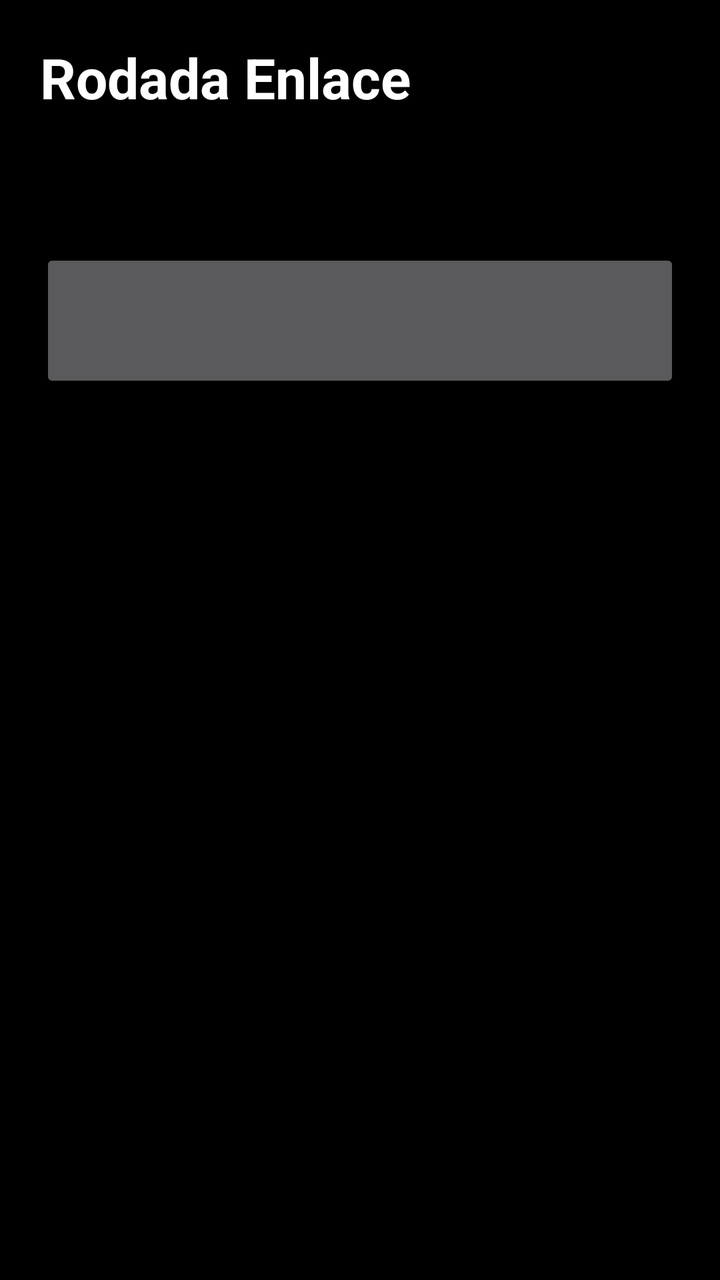
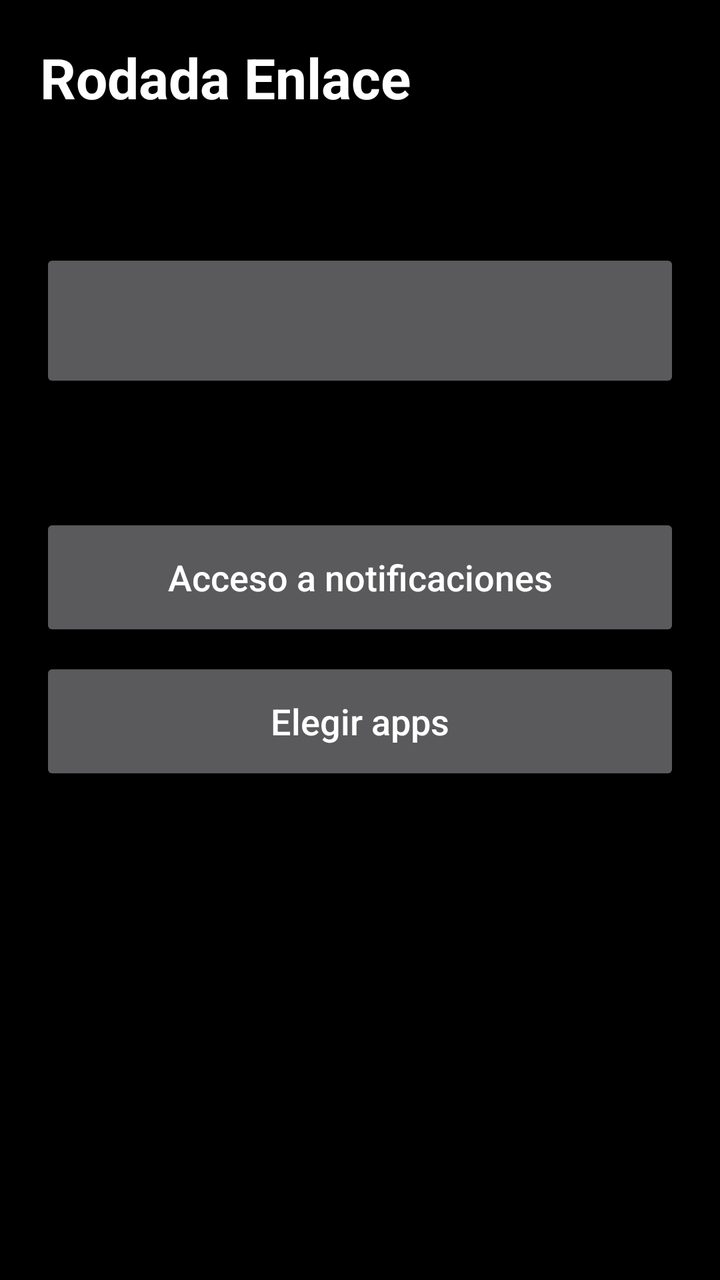

Compare the two renders of this Android layout. The source of the first and the diff that turns it into the second are given below.
<!-- AndroidManifest.xml: application theme android:Theme.Material.NoActionBar -->
<!-- res/layout/activity_main.xml -->
<?xml version="1.0" encoding="utf-8"?>
<LinearLayout xmlns:android="http://schemas.android.com/apk/res/android"
    android:layout_width="match_parent"
    android:layout_height="match_parent"
    android:background="#000000"
    android:fitsSystemWindows="true"
    android:orientation="vertical"
    android:padding="20dp">

    <TextView
        android:layout_width="match_parent"
        android:layout_height="wrap_content"
        android:text="@string/app_name"
        android:textColor="#FFFFFF"
        android:textSize="28sp"
        android:textStyle="bold" />

    <TextView
        android:id="@+id/state"
        android:layout_width="match_parent"
        android:layout_height="wrap_content"
        android:layout_marginTop="16dp"
        android:textColor="#FFFFFF"
        android:textSize="20sp" />

    <Button
        android:id="@+id/toggle"
        android:layout_width="match_parent"
        android:layout_height="72dp"
        android:layout_marginTop="24dp"
        android:textAllCaps="false"
        android:textSize="20sp" />
</LinearLayout>
<!-- resources referenced by this layout -->
<resources>
  <string name="app_name">Rodada Enlace</string>
</resources>

<!-- the commit's change to res/layout/activity_main.xml (unified diff, before → after) -->
@@ -30,4 +30,30 @@
         android:layout_marginTop="24dp"
         android:textAllCaps="false"
         android:textSize="20sp" />
+
+    <TextView
+        android:id="@+id/listener_state"
+        android:layout_width="match_parent"
+        android:layout_height="wrap_content"
+        android:layout_marginTop="28dp"
+        android:textColor="#FFFFFF"
+        android:textSize="18sp" />
+
+    <Button
+        android:id="@+id/listener_access"
+        android:layout_width="match_parent"
+        android:layout_height="64dp"
+        android:layout_marginTop="8dp"
+        android:text="@string/listener_access"
+        android:textAllCaps="false"
+        android:textSize="18sp" />
+
+    <Button
+        android:id="@+id/choose_apps"
+        android:layout_width="match_parent"
+        android:layout_height="64dp"
+        android:layout_marginTop="8dp"
+        android:text="@string/choose_apps"
+        android:textAllCaps="false"
+        android:textSize="18sp" />
 </LinearLayout>
<!-- resource entries referenced after the edit -->
@@ -1,5 +1,7 @@
 <!-- resources referenced by this layout -->
 <resources>
   <string name="app_name">Rodada Enlace</string>
+  <string name="choose_apps">Elegir apps</string>
+  <string name="listener_access">Acceso a notificaciones</string>
 </resources>
 
